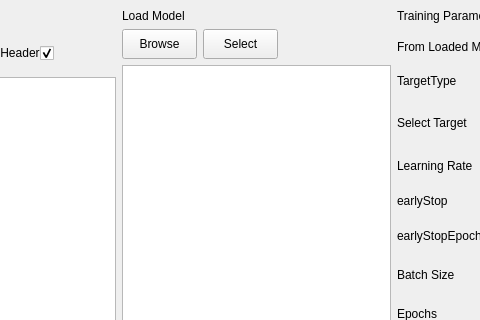
Qt form QSAR-UI/mainwindow1.ui (sheMnapion/AI-QSAR) before a commit; both pictures show x 162 to 642 and y 0 to 320 of the 882 by 577 pixel window.
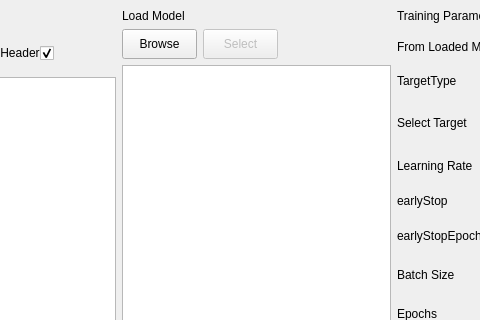
The same form after that commit.

Commit message: Fix load&save of model, add two trained model to QSAR-DNN

```diff
--- a/QSAR-UI/mainwindow1.ui
+++ b/QSAR-UI/mainwindow1.ui
@@ -381,6 +381,9 @@
         </item>
         <item>
          <widget class="QPushButton" name="modelSelectBtn">
+          <property name="enabled">
+           <bool>false</bool>
+          </property>
           <property name="maximumSize">
            <size>
             <width>75</width>
```
Left out of the diff: 25 changed lines with no effect on the pictures. The commit also changes 1 other file.
